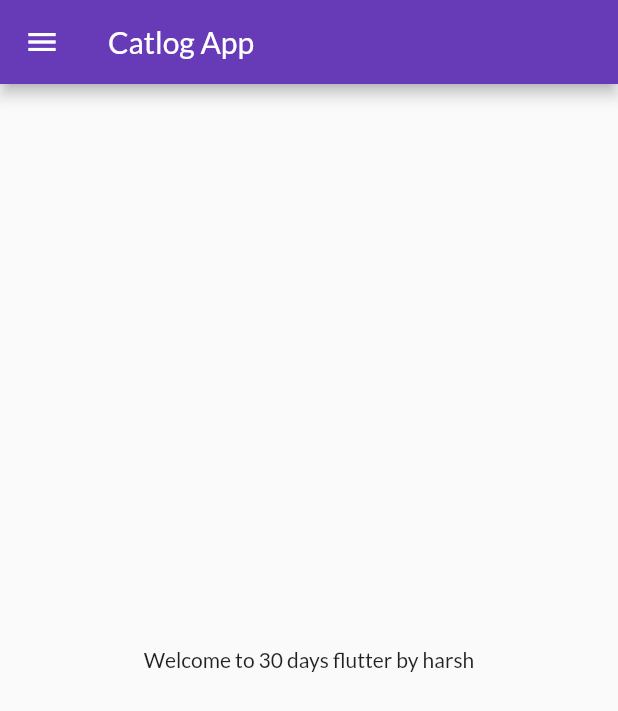
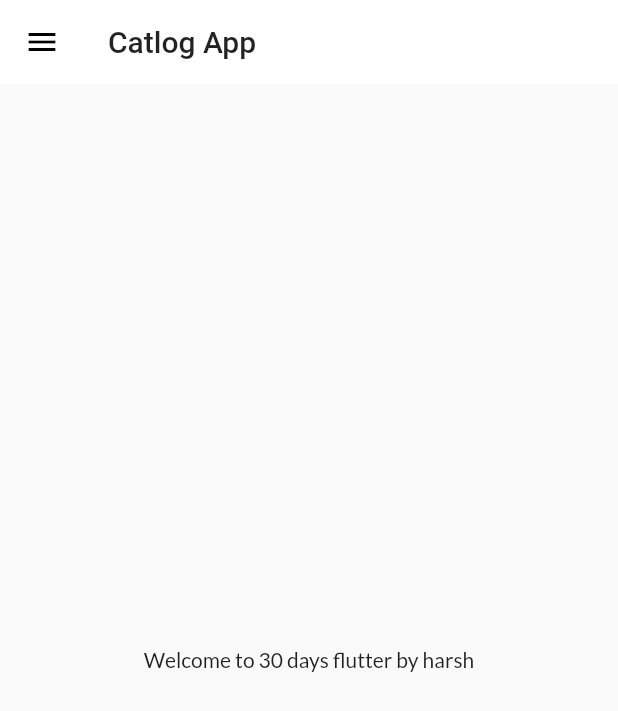
Before and after one commit to HarshJaiswal10/flutter-eShopApp, a Flutter app: the screen it shows after launch, on a phone screen of 412 x 824 dp. Shown: the top 711 px of the screen. Run offline on Flutter 3.47's test engine with Material 2 defaults, Android fonts, the phone set to English and light mode, and no system bars; our stand-ins replace google_fonts.

Commit message:
Themes Extracted

```diff
--- a/lib/main.dart
+++ b/lib/main.dart
@@ -1,9 +1,8 @@
 import 'package:flutter/material.dart';
 import 'package:flutter_1/pages/login_page.dart';
 import 'package:flutter_1/utils/routes.dart';
-import 'package:google_fonts/google_fonts.dart';
+import 'package:flutter_1/widgets/themes.dart';
 import 'pages/home_page.dart';
-import 'package:google_fonts/google_fonts.dart';
 
 void main() {
   runApp(MyApp());
@@ -15,12 +14,9 @@ class MyApp extends StatelessWidget {
     return MaterialApp(
       // home: HomePage(),
       themeMode: ThemeMode.light,
-      theme: ThemeData(
-        primarySwatch: Colors.deepPurple,
-        fontFamily: GoogleFonts.lato().fontFamily,
-      ),
+      theme: MyTheme.lightTheme(context),
       debugShowCheckedModeBanner: false,
-      darkTheme: ThemeData(brightness: Brightness.dark),
+      darkTheme: MyTheme.darkTheme(context),
       initialRoute: MyRoutes.homeRoute,
       routes: {
         "/": (context) => LoginPage(),
--- a/lib/pages/home_page.dart
+++ b/lib/pages/home_page.dart
@@ -8,7 +8,9 @@ class HomePage extends StatelessWidget {
   Widget build(BuildContext context) {
     return Scaffold(
       appBar: AppBar(
-        title: Text("Catlog App"),
+        title: Text(
+          "Catlog App"
+        ),
       ),
       body: Center(
         child: Container(
--- /dev/null
+++ b/lib/widgets/themes.dart
@@ -0,0 +1,17 @@
+import 'package:flutter/material.dart';
+import 'package:google_fonts/google_fonts.dart';
+
+class MyTheme {
+  static ThemeData lightTheme(BuildContext context) => ThemeData(
+      primarySwatch: Colors.deepPurple,
+      fontFamily: GoogleFonts.lato().fontFamily,
+      appBarTheme: AppBarTheme(
+        color: Colors.white,
+        elevation: 0.0,
+        iconTheme: IconThemeData(color: Colors.black),
+        textTheme: Theme.of(context).textTheme,
+      ));
+
+  static ThemeData darkTheme(BuildContext context) =>
+      ThemeData(brightness: Brightness.dark);
+}
```
